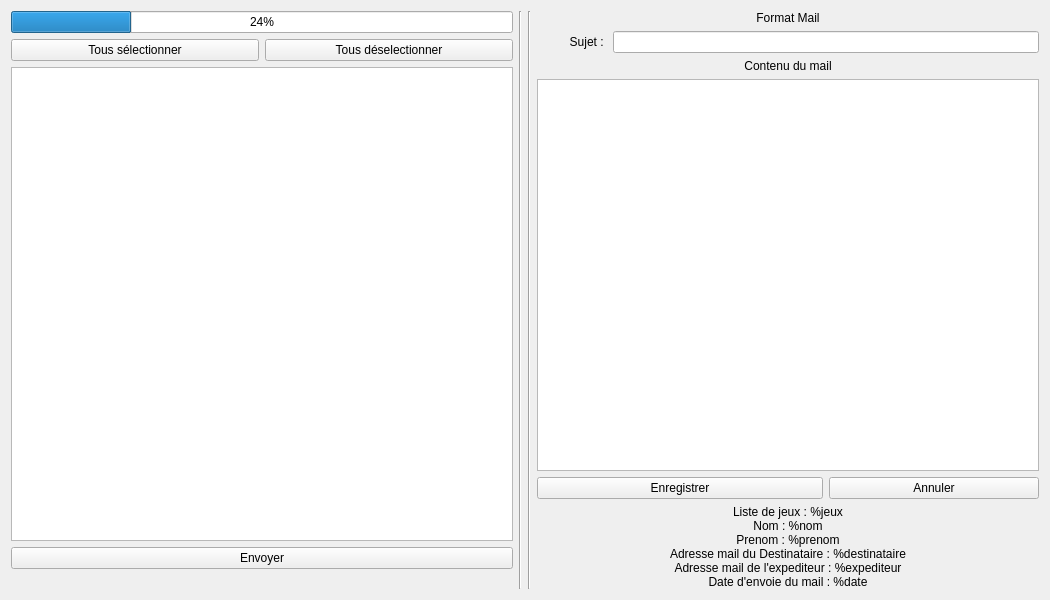
Above: f_retards.ui from nivhg/ludopen before the change. Below: the same form after it.
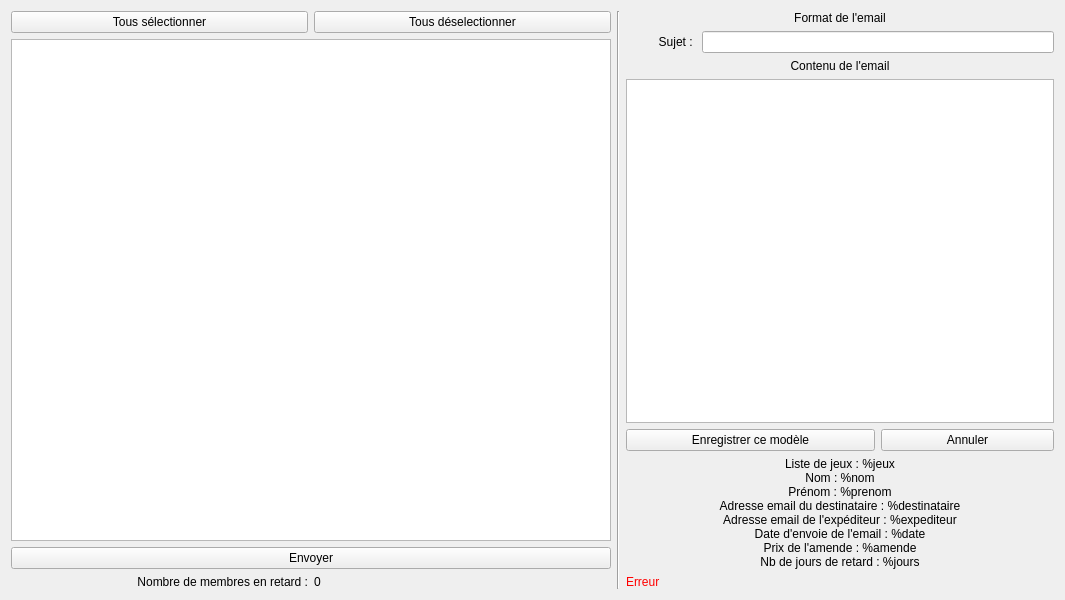
That is the form after the change. Icons and pictures are not drawn.

Commit message: Am?lioration email de retard

```diff
--- a/f_retards.ui
+++ b/f_retards.ui
@@ -6,7 +6,7 @@
    <rect>
     <x>0</x>
     <y>0</y>
-    <width>1050</width>
+    <width>1065</width>
     <height>600</height>
    </rect>
   </property>
@@ -14,46 +14,45 @@
    <string>Form</string>
   </property>
   <layout class="QGridLayout" name="gridLayout_3">
-   <item row="0" column="0">
-    <layout class="QGridLayout" name="gridLayout_2">
-     <item row="1" column="0">
-      <widget class="QPushButton" name="PB_Selectionner">
-       <property name="text">
-        <string>Tous sélectionner</string>
-       </property>
-      </widget>
-     </item>
-     <item row="1" column="1">
-      <widget class="QPushButton" name="PB_Deselectionner">
-       <property name="text">
-        <string>Tous déselectionner</string>
-       </property>
-      </widget>
-     </item>
-     <item row="2" column="0" colspan="2">
-      <widget class="QTableView" name="TbW_Retards">
-       <property name="alternatingRowColors">
-        <bool>true</bool>
-       </property>
-       <property name="selectionMode">
-        <enum>QAbstractItemView::SingleSelection</enum>
-       </property>
-       <property name="selectionBehavior">
-        <enum>QAbstractItemView::SelectRows</enum>
-       </property>
-       <attribute name="verticalHeaderVisible">
-        <bool>false</bool>
-       </attribute>
-      </widget>
-     </item>
-     <item row="3" column="0" colspan="2">
-      <widget class="QPushButton" name="PB_Envoyer">
-       <property name="text">
-        <string>Envoyer</string>
-       </property>
-      </widget>
-     </item>
+   <item row="0" column="1">
+    <widget class="Line" name="line_2">
+     <property name="orientation">
+      <enum>Qt::Vertical</enum>
+     </property>
+    </widget>
+   </item>
+   <item row="0" column="2">
+    <layout class="QGridLayout" name="gridLayout">
      <item row="4" column="0" colspan="2">
+      <widget class="QPushButton" name="Bt_Enregistrer">
+       <property name="text">
+        <string>Enregistrer ce modèle</string>
+       </property>
+       <property name="icon">
+        <iconset>
+         <normalon>:/Valider.png</normalon>
+        </iconset>
+       </property>
+      </widget>
+     </item>
+     <item row="5" column="0" colspan="3">
+      <widget class="QLabel" name="Lb_Instruction">
+       <property name="text">
+        <string>Liste de jeux : %jeux 
+Nom : %nom
+Prénom : %prenom
+Adresse email du destinataire : %destinataire
+Adresse email de l'expéditeur : %expediteur
+Date d'envoie de l'email : %date
+Prix de l'amende : %amende
+Nb de jours de retard : %jours</string>
+       </property>
+       <property name="alignment">
+        <set>Qt::AlignCenter</set>
+       </property>
+      </widget>
+     </item>
+     <item row="6" column="0" colspan="3">
       <widget class="QLabel" name="Lb_Erreur">
        <property name="sizePolicy">
         <sizepolicy hsizetype="Preferred" vsizetype="Preferred">
@@ -99,42 +98,7 @@
         </palette>
        </property>
        <property name="text">
-        <string/>
-       </property>
-      </widget>
-     </item>
-     <item row="0" column="0" colspan="2">
-      <widget class="QProgressBar" name="BP_Mail">
-       <property name="value">
-        <number>24</number>
-       </property>
-      </widget>
-     </item>
-    </layout>
-   </item>
-   <item row="0" column="1">
-    <widget class="Line" name="line">
-     <property name="orientation">
-      <enum>Qt::Vertical</enum>
-     </property>
-    </widget>
-   </item>
-   <item row="0" column="2">
-    <widget class="Line" name="line_2">
-     <property name="orientation">
-      <enum>Qt::Vertical</enum>
-     </property>
-    </widget>
-   </item>
-   <item row="0" column="3">
-    <layout class="QGridLayout" name="gridLayout">
-     <item row="0" column="0" colspan="3">
-      <widget class="QLabel" name="Lb_FormatMail">
-       <property name="text">
-        <string>Format Mail</string>
-       </property>
-       <property name="alignment">
-        <set>Qt::AlignCenter</set>
+        <string>Erreur</string>
        </property>
       </widget>
      </item>
@@ -154,13 +118,10 @@
        </property>
       </widget>
      </item>
-     <item row="1" column="1" colspan="2">
-      <widget class="QLineEdit" name="LE_Sujet"/>
-     </item>
      <item row="2" column="0" colspan="3">
       <widget class="QLabel" name="Lb_Corps">
        <property name="text">
-        <string>Contenu du mail</string>
+        <string>Contenu de l'email</string>
        </property>
        <property name="textFormat">
         <enum>Qt::AutoText</enum>
@@ -170,13 +131,13 @@
        </property>
       </widget>
      </item>
-     <item row="3" column="0" colspan="3">
-      <widget class="QTextEdit" name="TE_Corps"/>
-     </item>
-     <item row="4" column="0" colspan="2">
-      <widget class="QPushButton" name="PB_Enregistrer">
+     <item row="0" column="0" colspan="3">
+      <widget class="QLabel" name="Lb_FormatMail">
        <property name="text">
-        <string>Enregistrer</string>
+        <string>Format de l'email</string>
+       </property>
+       <property name="alignment">
+        <set>Qt::AlignCenter</set>
        </property>
       </widget>
      </item>
@@ -187,18 +148,81 @@
        </property>
       </widget>
      </item>
-     <item row="5" column="0" colspan="3">
-      <widget class="QLabel" name="Lb_Instruction">
+     <item row="1" column="1" colspan="2">
+      <widget class="QLineEdit" name="LE_Sujet"/>
+     </item>
+     <item row="3" column="0" colspan="3">
+      <widget class="QTextEdit" name="TE_Corps"/>
+     </item>
+    </layout>
+   </item>
+   <item row="0" column="0">
+    <layout class="QGridLayout" name="gridLayout_2">
+     <item row="2" column="0" colspan="2">
+      <widget class="QTableView" name="TbW_Retards">
+       <property name="minimumSize">
+        <size>
+         <width>600</width>
+         <height>0</height>
+        </size>
+       </property>
+       <property name="toolTip">
+        <string>Cocher les membres devant recevoir un email</string>
+       </property>
+       <property name="alternatingRowColors">
+        <bool>true</bool>
+       </property>
+       <property name="selectionMode">
+        <enum>QAbstractItemView::SingleSelection</enum>
+       </property>
+       <property name="selectionBehavior">
+        <enum>QAbstractItemView::SelectRows</enum>
+       </property>
+       <attribute name="verticalHeaderVisible">
+        <bool>false</bool>
+       </attribute>
+      </widget>
+     </item>
+     <item row="1" column="1">
+      <widget class="QPushButton" name="Bt_Deselectionner">
        <property name="text">
-        <string>Liste de jeux : %jeux 
-Nom : %nom
-Prenom : %prenom
-Adresse mail du Destinataire : %destinataire
-Adresse mail de l'expediteur : %expediteur
-Date d'envoie du mail : %date</string>
+        <string>Tous déselectionner</string>
+       </property>
+       <property name="icon">
+        <iconset>
+         <normalon>:/Decocher_tout.png</normalon>
+        </iconset>
+       </property>
+      </widget>
+     </item>
+     <item row="1" column="0">
+      <widget class="QPushButton" name="Bt_Selectionner">
+       <property name="text">
+        <string>Tous sélectionner</string>
+       </property>
+      </widget>
+     </item>
+     <item row="3" column="0" colspan="2">
+      <widget class="QPushButton" name="Bt_Envoyer">
+       <property name="text">
+        <string>Envoyer</string>
+       </property>
+      </widget>
+     </item>
+     <item row="7" column="0">
+      <widget class="QLabel" name="Lb_NbDeMembresEnRetard">
+       <property name="text">
+        <string>Nombre de membres en retard :</string>
        </property>
        <property name="alignment">
-        <set>Qt::AlignCenter</set>
+        <set>Qt::AlignRight|Qt::AlignTrailing|Qt::AlignVCenter</set>
+       </property>
+      </widget>
+     </item>
+     <item row="7" column="1">
+      <widget class="QLabel" name="Lb_Resultat">
+       <property name="text">
+        <string>0</string>
        </property>
       </widget>
      </item>
```
Left out of the diff: 7 changed lines with no effect on the pictures. The commit also changes 39 other files.
